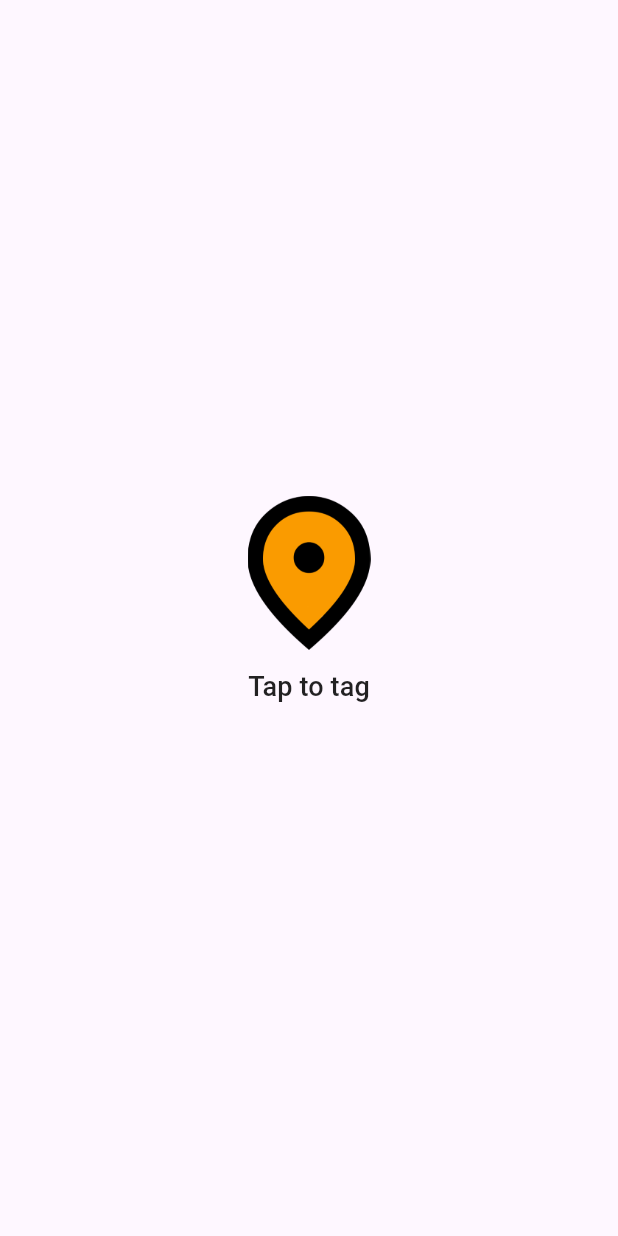
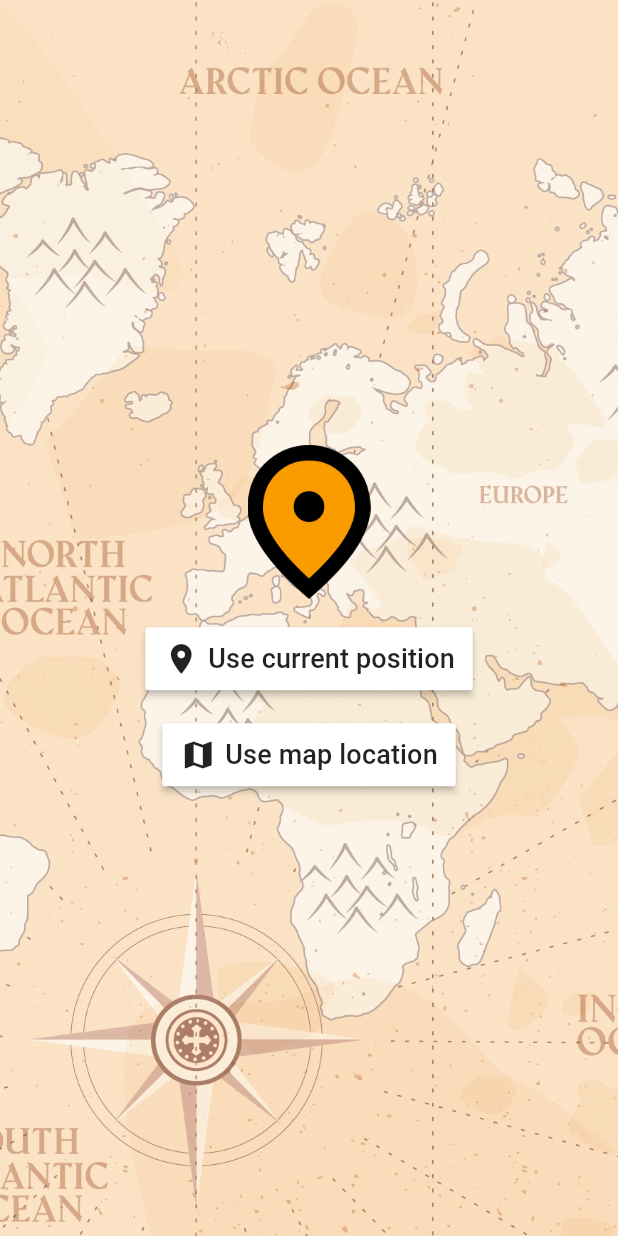
Before and after one commit to samtun/GeoTagger, a Flutter app: the screen it shows after launch, on a phone screen of 412 x 824 dp. Run offline on Flutter 3.47's test engine with Material 3 defaults, Android fonts, the phone set to English and light mode, and no system bars; our stand-ins replace geolocator, get_it, google_maps_flutter, image_picker, native_exif, share_plus; missing offline and left inert: a package.

Commit message:
add map option

```diff
--- /dev/null
+++ b/lib/di.dart
@@ -0,0 +1,8 @@
+import 'package:geo_tagger/repositories/position_repository.dart';
+import 'package:get_it/get_it.dart';
+
+final getIt = GetIt.instance;
+
+void setupDependencies() {
+  getIt.registerSingleton<PositionRepository>(PositionRepository());
+}
--- a/lib/main.dart
+++ b/lib/main.dart
@@ -1,11 +1,17 @@
+import 'dart:async';
+
 import 'package:flutter/cupertino.dart';
+import 'package:geo_tagger/di.dart';
+import 'package:geo_tagger/map_page.dart';
+import 'package:geo_tagger/repositories/position_repository.dart';
 import 'package:native_exif/native_exif.dart';
 import 'package:geolocator/geolocator.dart';
 import 'package:image_picker/image_picker.dart';
 import 'package:flutter/material.dart';
 import 'package:share_plus/share_plus.dart';
 
-void main() {
+Future main() async {
+  setupDependencies();
   runApp(const GeoTagger());
 }
 
@@ -33,25 +39,10 @@ class MainPage extends StatefulWidget {
 }
 
 class _MainPageState extends State<MainPage> {
+  final PositionRepository _positionRepository = getIt<PositionRepository>();
   final _picker = ImagePicker();
-  String _result = "Tap to tag";
+
   bool _isLoading = false;
-
-  Future<Position> _determinePosition() async {
-    var permission = await Geolocator.checkPermission();
-    if (permission == LocationPermission.denied) {
-      permission = await Geolocator.requestPermission();
-      if (permission == LocationPermission.denied) {
-        throw ('Location permissions are denied');
-      }
-    }
-
-    if (permission == LocationPermission.deniedForever) {
-      throw ('Location permissions are permanently denied, we cannot request permissions.');
-    }
-
-    return await Geolocator.getCurrentPosition();
-  }
 
   void _setLoadingState(bool isLoading) {
     setState(() {
@@ -59,7 +50,7 @@ class _MainPageState extends State<MainPage> {
     });
   }
 
-  Future _tagImage(BuildContext context) async {
+  Future _tagImageToCurrentPosition() async {
     if (_isLoading) {
       return false;
     }
@@ -70,17 +61,15 @@ class _MainPageState extends State<MainPage> {
         await _picker.pickImage(source: ImageSource.gallery, imageQuality: 100);
 
     if (pickerImage == null) {
-      _result = "Tap to tag";
       _setLoadingState(false);
       return;
     }
 
     Position? position;
     try {
-      position = await _determinePosition();
+      position = await _positionRepository.getCurrentPosition();
     } catch (e) {
       debugPrint(e.toString());
-      _result = "Error";
       _setLoadingState(false);
       return;
     }
@@ -99,7 +88,51 @@ class _MainPageState extends State<MainPage> {
 
     await exif.close();
 
-    _result = "Tagged to\n(${position.latitude}, ${position.longitude})";
+    _setLoadingState(false);
+
+    await Share.shareXFiles([XFile(pickerImage.path)]);
+  }
+
+  Future _tagImageToMapLocation() async {
+    if (_isLoading) {
+      return false;
+    }
+
+    _setLoadingState(true);
+
+    var position = await Navigator.push(
+      context,
+      MaterialPageRoute(
+        builder: (context) => const MapPage(),
+      ),
+    );
+
+    if (position == null) {
+      _setLoadingState(false);
+      return;
+    }
+
+    final pickerImage = await _picker.pickImage(source: ImageSource.gallery, imageQuality: 100);
+
+    if (pickerImage == null) {
+      _setLoadingState(false);
+      return;
+    }
+
+    var exif = await Exif.fromPath(pickerImage.path);
+
+    final lat = position.latitude;
+    final long = position.longitude;
+
+    await exif.writeAttributes({
+      'GPSLatitude': lat,
+      'GPSLatitudeRef': lat > 0 ? "N" : "S",
+      'GPSLongitude': long,
+      'GPSLongitudeRef': long > 0 ? "E" : "W"
+    });
+
+    await exif.close();
+
     _setLoadingState(false);
 
     await Share.shareXFiles([XFile(pickerImage.path)]);
@@ -107,9 +140,16 @@ class _MainPageState extends State<MainPage> {
 
   @override
   Widget build(BuildContext context) {
-    return Scaffold(
-      body: MaterialButton(
-        onPressed: () async => await _tagImage(context),
+    return SafeArea(
+      child: Scaffold(
+        body: Container(
+          decoration: const BoxDecoration(
+            image: DecorationImage(
+              image: AssetImage("assets/images/map_sepia.jpg"),
+              opacity: 0.7,
+              fit: BoxFit.cover,
+            ),
+          ),
           child: Row(
             mainAxisAlignment: MainAxisAlignment.center,
             children: [
@@ -118,30 +158,57 @@ class _MainPageState extends State<MainPage> {
                 crossAxisAlignment: CrossAxisAlignment.center,
                 children: [
                   Padding(
-                  padding: const EdgeInsets.only(bottom: 12),
+                    padding: const EdgeInsets.only(bottom: 16),
                     child: Image.asset(
                       "assets/pin.png",
                       alignment: Alignment.center,
                       width: 82,
                     ),
                   ),
-                _isLoading
-                    ? const SizedBox(
-                        height: 48,
-                        width: 48,
-                        child: CircularProgressIndicator(color: Colors.black),
-                      )
-                    : SizedBox(
-                        height: 48,
-                        child: Text(_result,
+                  FutureBuilder<bool>(
+                    future: _positionRepository.locationCanBeFetched(),
+                    builder: (context, snapshot) => MaterialButton(
+                      onPressed: snapshot.data == true ? _tagImageToCurrentPosition : null,
+                      color: Colors.white,
+                      disabledColor: Colors.white,
+                      disabledElevation: 1,
+                      padding: const EdgeInsets.fromLTRB(12, 8, 12, 8),
+                      child: const Row(
+                        children: [
+                          Icon(Icons.location_on),
+                          SizedBox(width: 6),
+                          Text(
+                            "Use current position",
                             textAlign: TextAlign.center,
-                            style: const TextStyle(fontSize: 18)),
+                            style: TextStyle(fontSize: 18),
+                          ),
+                        ],
+                      ),
+                    ),
+                  ),
+                  const SizedBox(height: 16),
+                  MaterialButton(
+                    onPressed: _tagImageToMapLocation,
+                    color: Colors.white,
+                    padding: const EdgeInsets.fromLTRB(12, 8, 12, 8),
+                    child: const Row(
+                      children: [
+                        Icon(Icons.map),
+                        SizedBox(width: 6),
+                        Text(
+                          "Use map location",
+                          textAlign: TextAlign.center,
+                          style: TextStyle(fontSize: 18),
+                        ),
+                      ],
+                    ),
                   ),
                 ],
               ),
             ],
           ),
         ),
+      ),
     );
   }
 }
--- /dev/null
+++ b/lib/repositories/position_repository.dart
@@ -0,0 +1,29 @@
+import 'package:geolocator/geolocator.dart';
+
+class PositionRepository {
+  Future<bool> locationCanBeFetched() async {
+    final enabled = await Geolocator.isLocationServiceEnabled();
+    var permission = await Geolocator.checkPermission();
+    if (permission == LocationPermission.denied) {
+      permission = await Geolocator.requestPermission();
+      if (permission == LocationPermission.denied) {
+        return false;
+      }
+    }
+
+    if (permission == LocationPermission.deniedForever) {
+      return false;
+    }
+
+    return [LocationPermission.always, LocationPermission.whileInUse].contains(permission) && enabled;
+  }
+
+  Future<Position> getCurrentPosition() async {
+    if (!await locationCanBeFetched()) {
+      throw("Location cannot be accessed.");
+    }
+
+    final position = await Geolocator.getCurrentPosition();
+    return position;
+  }
+}
--- a/pubspec.yaml
+++ b/pubspec.yaml
@@ -2,7 +2,7 @@ name: geo_tagger
 description: "A GPS tagging app for images."
 publish_to: 'none' # Remove this line if you wish to publish to pub.dev
 
-version: 1.0.0+1
+version: 1.1.0+2
 
 environment:
   sdk: '>=3.3.1 <4.0.0'
@@ -16,6 +16,8 @@ dependencies:
   image_picker: ^1.1.0
   native_exif: ^0.6.0
   share_plus: ^8.0.3
+  google_maps_flutter: ^2.2.8
+  get_it: ^7.7.0
 
 dev_dependencies:
   flutter_test:
@@ -33,6 +35,7 @@ flutter:
 
   assets:
     - assets/pin.png
+    - assets/images/map_sepia.jpg
 
   # An image asset can refer to one or more resolution-specific "variants", see
   # https://flutter.dev/assets-and-images/#resolution-aware
```
Also changed, not shown: lib/map_page.dart (added, +145 -0 lines), assets/images/map_sepia.jpg (added), pubspec.lock, 5 other files. Lines whose indentation alone changed are shown as unchanged.
